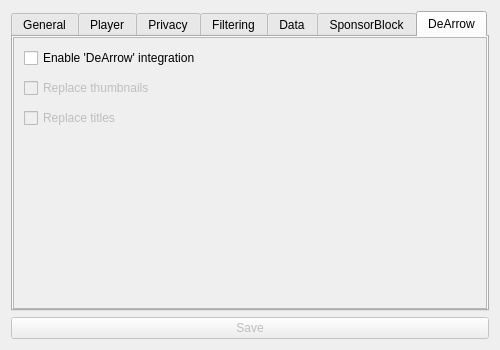
Above: builtin_plugins/youtube/settings/youtubesettingsform.ui from BowDown097/QtTube before the change. Below: the same form after it.
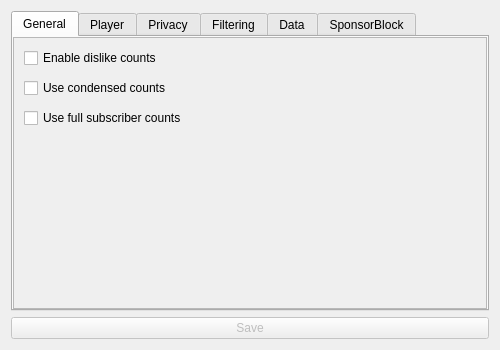
That is the form after the change. The open tabs and pages were chosen to show the change.

Commit message:
Drop DeArrow (may be temporary)
The current implementation has glaring problems and can be done better,
but I do not wish to tackle those problems at this point in time. If I
ever do, the setting will be brought back, largely decoupled from the
main program.

Diff of the .ui file:
```diff
--- a/builtin_plugins/youtube/settings/youtubesettingsform.ui
+++ b/builtin_plugins/youtube/settings/youtubesettingsform.ui
@@ -50,7 +50,7 @@
             <x>0</x>
             <y>0</y>
             <width>476</width>
-            <height>112</height>
+            <height>109</height>
            </rect>
           </property>
           <property name="sizePolicy">
@@ -889,98 +889,6 @@
        </item>
       </layout>
      </widget>
-     <widget class="QWidget" name="deArrowTab">
-      <attribute name="title">
-       <string>DeArrow</string>
-      </attribute>
-      <layout class="QVBoxLayout" name="verticalLayout_31">
-       <property name="spacing">
-        <number>0</number>
-       </property>
-       <property name="leftMargin">
-        <number>0</number>
-       </property>
-       <property name="topMargin">
-        <number>0</number>
-       </property>
-       <property name="rightMargin">
-        <number>0</number>
-       </property>
-       <property name="bottomMargin">
-        <number>0</number>
-       </property>
-       <item>
-        <widget class="QScrollArea" name="scrollArea_14">
-         <property name="widgetResizable">
-          <bool>true</bool>
-         </property>
-         <widget class="QWidget" name="scrollAreaWidgetContents_14">
-          <property name="geometry">
-           <rect>
-            <x>0</x>
-            <y>0</y>
-            <width>476</width>
-            <height>112</height>
-           </rect>
-          </property>
-          <property name="sizePolicy">
-           <sizepolicy hsizetype="Preferred" vsizetype="Fixed">
-            <horstretch>0</horstretch>
-            <verstretch>0</verstretch>
-           </sizepolicy>
-          </property>
-          <layout class="QVBoxLayout" name="verticalLayout_32">
-           <property name="spacing">
-            <number>10</number>
-           </property>
-           <property name="leftMargin">
-            <number>10</number>
-           </property>
-           <property name="topMargin">
-            <number>10</number>
-           </property>
-           <property name="rightMargin">
-            <number>0</number>
-           </property>
-           <property name="bottomMargin">
-            <number>10</number>
-           </property>
-           <item>
-            <widget class="QCheckBox" name="deArrow">
-             <property name="toolTip">
-              <string>DeArrow is an open source browser extension for crowdsourcing better titles and thumbnails on YouTube.</string>
-             </property>
-             <property name="text">
-              <string>Enable 'DeArrow' integration</string>
-             </property>
-            </widget>
-           </item>
-           <item>
-            <widget class="QCheckBox" name="deArrowThumbs">
-             <property name="enabled">
-              <bool>false</bool>
-             </property>
-             <property name="text">
-              <string>Replace thumbnails</string>
-             </property>
-            </widget>
-           </item>
-           <item>
-            <widget class="QCheckBox" name="deArrowTitles">
-             <property name="enabled">
-              <bool>false</bool>
-             </property>
-             <property name="text">
-              <string>Replace titles</string>
-             </property>
-            </widget>
-           </item>
-          </layout>
-         </widget>
-        </widget>
-       </item>
-      </layout>
-     </widget>
     </widget>
    </item>
    <item row="1" column="0">
```
Left out of the diff: 10 changed lines with no effect on the pictures. The commit also changes 11 other files.
